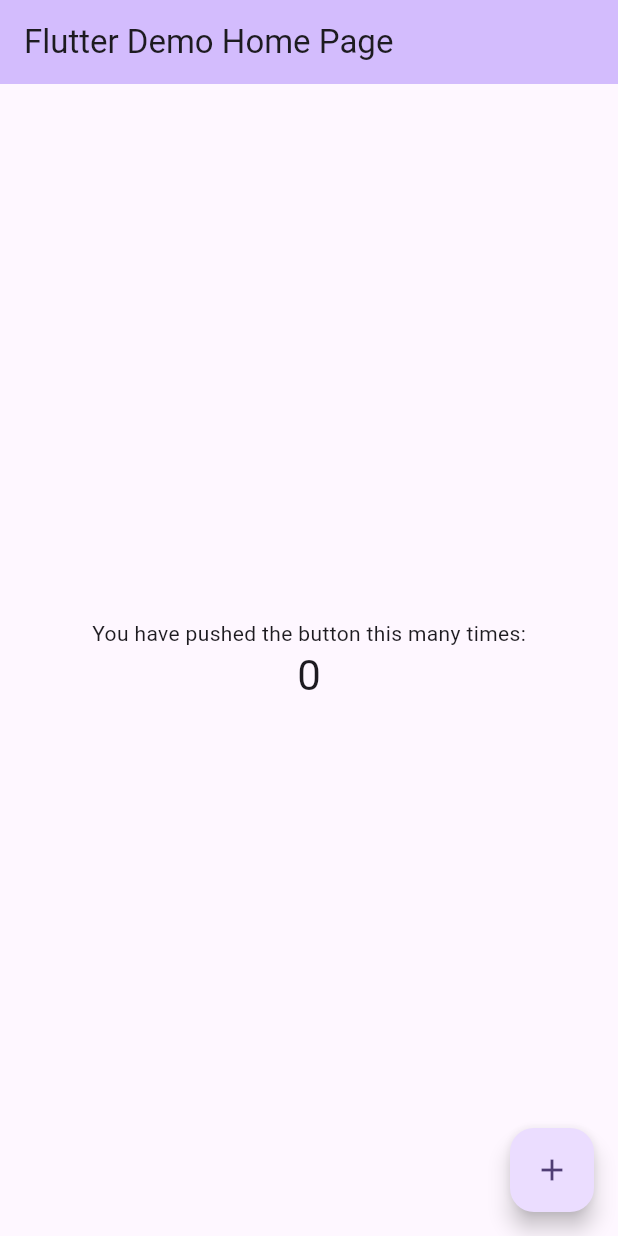
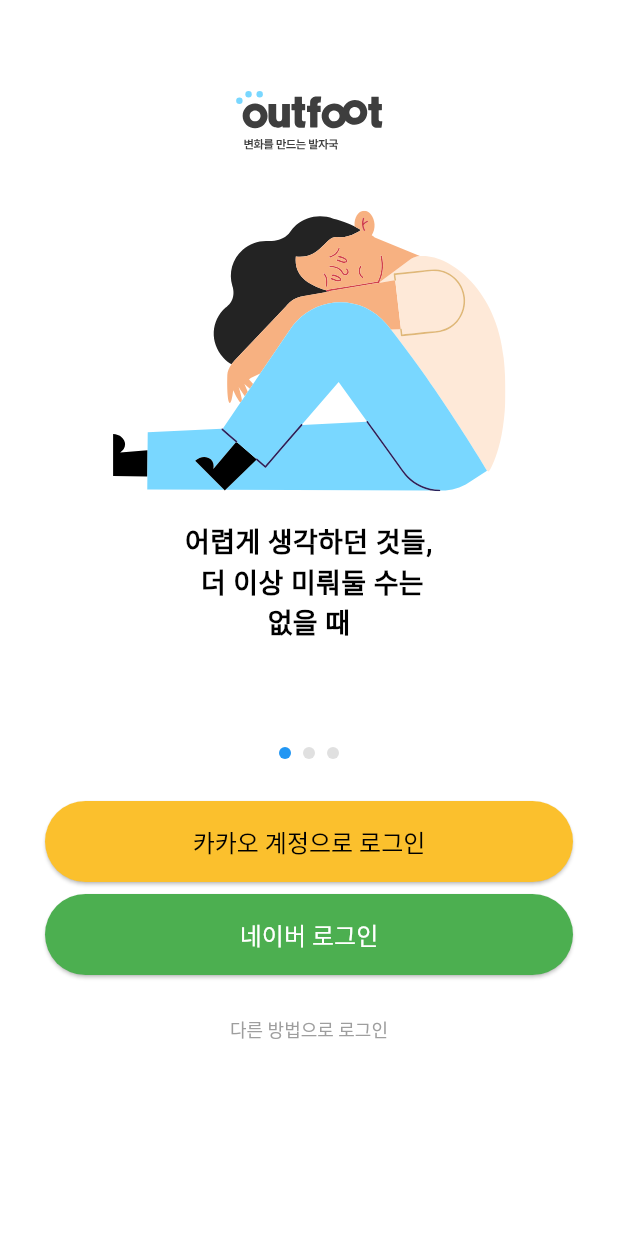
Before and after one commit to APPS-sookmyung/2024-OUTFOOT-client, a Flutter app: the screen it shows after launch, on a phone screen of 412 x 824 dp. Run offline on Flutter 3.47's test engine with Material 3 defaults, Android fonts, the phone set to English and light mode, and no system bars; drawn by our look-alikes of carousel_slider; our stand-ins replace flutter_svg.

Commit message:
[Feat/#1] 로그인 페이지 UI 구현

```diff
--- a/outfoot/lib/main.dart
+++ b/outfoot/lib/main.dart
@@ -1,125 +1,20 @@
 import 'package:flutter/material.dart';
+import 'package:outfoot/screens/login_page_screen.dart';
 
 void main() {
-  runApp(const MyApp());
+  runApp(MyApp());
 }
 
 class MyApp extends StatelessWidget {
-  const MyApp({super.key});
-
-  // This widget is the root of your application.
   @override
   Widget build(BuildContext context) {
     return MaterialApp(
-      title: 'Flutter Demo',
+      title: 'Login Demo',
       theme: ThemeData(
-        // This is the theme of your application.
-        //
-        // TRY THIS: Try running your application with "flutter run". You'll see
-        // the application has a purple toolbar. Then, without quitting the app,
-        // try changing the seedColor in the colorScheme below to Colors.green
-        // and then invoke "hot reload" (save your changes or press the "hot
-        // reload" button in a Flutter-supported IDE, or press "r" if you used
-        // the command line to start the app).
-        //
-        // Notice that the counter didn't reset back to zero; the application
-        // state is not lost during the reload. To reset the state, use hot
-        // restart instead.
-        //
-        // This works for code too, not just values: Most code changes can be
-        // tested with just a hot reload.
-        colorScheme: ColorScheme.fromSeed(seedColor: Colors.deepPurple),
-        useMaterial3: true,
+        primarySwatch: Colors.blue,
+        visualDensity: VisualDensity.adaptivePlatformDensity,
       ),
-      home: const MyHomePage(title: 'Flutter Demo Home Page'),
+      home: LoginPageScreen(), // Set the LoginPageScreen as the home widget
     );
   }
 }
-
-class MyHomePage extends StatefulWidget {
-  const MyHomePage({super.key, required this.title});
-
-  // This widget is the home page of your application. It is stateful, meaning
-  // that it has a State object (defined below) that contains fields that affect
-  // how it looks.
-
-  // This class is the configuration for the state. It holds the values (in this
-  // case the title) provided by the parent (in this case the App widget) and
-  // used by the build method of the State. Fields in a Widget subclass are
-  // always marked "final".
-
-  final String title;
-
-  @override
-  State<MyHomePage> createState() => _MyHomePageState();
-}
-
-class _MyHomePageState extends State<MyHomePage> {
-  int _counter = 0;
-
-  void _incrementCounter() {
-    setState(() {
-      // This call to setState tells the Flutter framework that something has
-      // changed in this State, which causes it to rerun the build method below
-      // so that the display can reflect the updated values. If we changed
-      // _counter without calling setState(), then the build method would not be
-      // called again, and so nothing would appear to happen.
-      _counter++;
-    });
-  }
-
-  @override
-  Widget build(BuildContext context) {
-    // This method is rerun every time setState is called, for instance as done
-    // by the _incrementCounter method above.
-    //
-    // The Flutter framework has been optimized to make rerunning build methods
-    // fast, so that you can just rebuild anything that needs updating rather
-    // than having to individually change instances of widgets.
-    return Scaffold(
-      appBar: AppBar(
-        // TRY THIS: Try changing the color here to a specific color (to
-        // Colors.amber, perhaps?) and trigger a hot reload to see the AppBar
-        // change color while the other colors stay the same.
-        backgroundColor: Theme.of(context).colorScheme.inversePrimary,
-        // Here we take the value from the MyHomePage object that was created by
-        // the App.build method, and use it to set our appbar title.
-        title: Text(widget.title),
-      ),
-      body: Center(
-        // Center is a layout widget. It takes a single child and positions it
-        // in the middle of the parent.
-        child: Column(
-          // Column is also a layout widget. It takes a list of children and
-          // arranges them vertically. By default, it sizes itself to fit its
-          // children horizontally, and tries to be as tall as its parent.
-          //
-          // Column has various properties to control how it sizes itself and
-          // how it positions its children. Here we use mainAxisAlignment to
-          // center the children vertically; the main axis here is the vertical
-          // axis because Columns are vertical (the cross axis would be
-          // horizontal).
-          //
-          // TRY THIS: Invoke "debug painting" (choose the "Toggle Debug Paint"
-          // action in the IDE, or press "p" in the console), to see the
-          // wireframe for each widget.
-          mainAxisAlignment: MainAxisAlignment.center,
-          children: <Widget>[
-            const Text(
-              'You have pushed the button this many times:',
-            ),
-            Text(
-              '$_counter',
-              style: Theme.of(context).textTheme.headlineMedium,
-            ),
-          ],
-        ),
-      ),
-      floatingActionButton: FloatingActionButton(
-        onPressed: _incrementCounter,
-        tooltip: 'Increment',
-        child: const Icon(Icons.add),
-      ), // This trailing comma makes auto-formatting nicer for build methods.
-    );
-  }
-}
--- /dev/null
+++ b/outfoot/lib/screens/login_page_screen.dart
@@ -0,0 +1,142 @@
+import 'package:flutter/material.dart';
+import 'package:flutter_svg/flutter_svg.dart';
+import 'package:carousel_slider/carousel_slider.dart';
+
+class LoginPageScreen extends StatefulWidget {
+  @override
+  _LoginPageScreenState createState() => _LoginPageScreenState();
+}
+
+class _LoginPageScreenState extends State<LoginPageScreen> {
+  int _currentPage = 0;
+  final CarouselController _carouselController = CarouselController();
+
+  final List<Map<String, dynamic>> _carouselItems = [
+    {
+      "text": "어렵게 생각하던 것들,\n 더 이상 미뤄둘 수는\n없을 때",
+      "image": "assets/login_image.svg",
+    },
+    {
+      "text": "조그마한\n동기부여가\n필요한 모두에게",
+      "image": "assets/login_image.svg",
+    },
+    {
+      "text": "세번째 화면 룰루",
+      "image": "assets/login_image.svg",
+    },
+  ];
+
+  @override
+  Widget build(BuildContext context) {
+    return Scaffold(
+      backgroundColor: Colors.white,
+      body: SingleChildScrollView(
+        child: Column(
+          mainAxisAlignment: MainAxisAlignment.start,
+          children: <Widget>[
+            SizedBox(height: 60), // Adjusted for logo space
+            SvgPicture.asset('assets/logo.svg',
+                height: 40), // Example logo path
+            SizedBox(height: 40),
+            CarouselSlider.builder(
+              carouselController: _carouselController,
+              itemCount: _carouselItems.length,
+              itemBuilder: (context, index, realIndex) {
+                return Column(
+                  children: [
+                    SvgPicture.asset(
+                      _carouselItems[index]["image"],
+                      height: 188, // Custom height
+                      width: 263, // Custom width
+                    ),
+                    Padding(
+                      padding: const EdgeInsets.symmetric(vertical: 20),
+                      child: Text(
+                        _carouselItems[index]["text"],
+                        style: TextStyle(
+                          fontSize: 18,
+                          fontWeight: FontWeight.bold,
+                          color: Colors.black,
+                        ),
+                        textAlign: TextAlign.center,
+                      ),
+                    ),
+                  ],
+                );
+              },
+              options: CarouselOptions(
+                height: 350,
+                autoPlay: false,
+                enlargeCenterPage: true,
+                viewportFraction: 0.8,
+                onPageChanged: (index, reason) {
+                  setState(() {
+                    _currentPage = index;
+                  });
+                },
+              ),
+            ),
+            Row(
+              mainAxisAlignment: MainAxisAlignment.center,
+              children: _carouselItems.asMap().entries.map((entry) {
+                return GestureDetector(
+                  onTap: () => _carouselController.animateToPage(entry.key),
+                  child: Container(
+                    width: 8.0,
+                    height: 8.0,
+                    margin:
+                        EdgeInsets.symmetric(vertical: 8.0, horizontal: 4.0),
+                    decoration: BoxDecoration(
+                      shape: BoxShape.circle,
+                      color: _currentPage == entry.key
+                          ? Colors.blue
+                          : Colors.grey[300],
+                    ),
+                  ),
+                );
+              }).toList(),
+            ),
+            Padding(
+              padding: const EdgeInsets.symmetric(horizontal: 30, vertical: 20),
+              child: Column(
+                children: [
+                  _buildButton(
+                      '카카오 계정으로 로그인', Colors.yellow[700]!, Colors.black),
+                  SizedBox(height: 8),
+                  _buildButton('네이버 로그인', Colors.green, Colors.white),
+                  SizedBox(height: 12),
+                  TextButton(
+                    onPressed: () {
+                      // 버튼이 클릭되었을 때 실행할 기능을 여기에 작성하세요.
+                      print("TextButton pressed");
+                    },
+                    style: TextButton.styleFrom(
+                      primary: Colors.grey, // 글자 색상 설정
+                      textStyle: TextStyle(fontSize: 12), // 글자 크기 설정
+                    ),
+                    child: Text('다른 방법으로 로그인'),
+                  ),
+                ],
+              ),
+            ),
+          ],
+        ),
+      ),
+    );
+  }
+
+  Widget _buildButton(String text, Color bgColor, Color textColor) {
+    return SizedBox(
+      width: double.infinity,
+      child: ElevatedButton(
+        onPressed: () {},
+        style: ElevatedButton.styleFrom(
+          primary: bgColor,
+          padding: EdgeInsets.symmetric(vertical: 15),
+          textStyle: TextStyle(fontSize: 16),
+        ),
+        child: Text(text, style: TextStyle(color: textColor)),
+      ),
+    );
+  }
+}
```
Also changed, not shown: outfoot/pubspec.yaml (+6 -3 lines), outfoot/assets/login_image.svg (added), outfoot/assets/logo.svg (added), outfoot/pubspec.lock.
